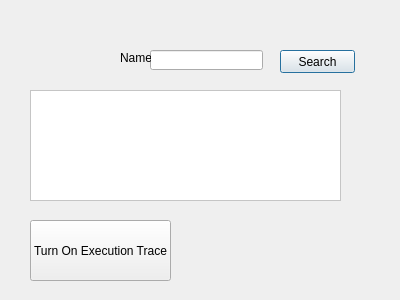
Above: SQLite_DB/maintanenceview.ui from drasoulm/CS3307 before the change. Below: the same form after it.
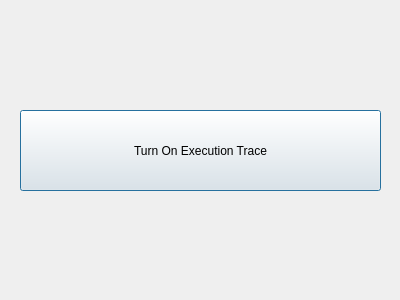
That is the form after the change.

Patch:
```diff
--- a/SQLite_DB/maintanenceview.ui
+++ b/SQLite_DB/maintanenceview.ui
@@ -16,474 +16,10 @@
   <widget class="QPushButton" name="searchBtn">
    <property name="geometry">
     <rect>
-     <x>280</x>
-     <y>50</y>
-     <width>75</width>
-     <height>23</height>
-    </rect>
-   </property>
-   <property name="text">
-    <string>Search</string>
-   </property>
-  </widget>
-  <widget class="QLineEdit" name="nameIn">
-   <property name="geometry">
-    <rect>
-     <x>150</x>
-     <y>50</y>
-     <width>113</width>
-     <height>20</height>
-    </rect>
-   </property>
-  </widget>
-  <widget class="QLabel" name="label">
-   <property name="geometry">
-    <rect>
-     <x>120</x>
-     <y>50</y>
-     <width>31</width>
-     <height>16</height>
-    </rect>
-   </property>
-   <property name="text">
-    <string>Name</string>
-   </property>
-  </widget>
-  <widget class="QTableView" name="tableView">
-   <property name="enabled">
-    <bool>false</bool>
-   </property>
-   <property name="geometry">
-    <rect>
-     <x>30</x>
-     <y>90</y>
-     <width>311</width>
-     <height>111</height>
-    </rect>
-   </property>
-   <property name="palette">
-    <palette>
-     <active>
-      <colorrole role="WindowText">
-       <brush brushstyle="SolidPattern">
-        <color alpha="255">
-         <red>0</red>
-         <green>0</green>
-         <blue>0</blue>
-        </color>
-       </brush>
-      </colorrole>
-      <colorrole role="Button">
-       <brush brushstyle="SolidPattern">
-        <color alpha="255">
-         <red>255</red>
-         <green>255</green>
-         <blue>255</blue>
-        </color>
-       </brush>
-      </colorrole>
-      <colorrole role="Light">
-       <brush brushstyle="SolidPattern">
-        <color alpha="255">
-         <red>255</red>
-         <green>255</green>
-         <blue>255</blue>
-        </color>
-       </brush>
-      </colorrole>
-      <colorrole role="Midlight">
-       <brush brushstyle="SolidPattern">
-        <color alpha="255">
-         <red>255</red>
-         <green>255</green>
-         <blue>255</blue>
-        </color>
-       </brush>
-      </colorrole>
-      <colorrole role="Dark">
-       <brush brushstyle="SolidPattern">
-        <color alpha="255">
-         <red>127</red>
-         <green>127</green>
-         <blue>127</blue>
-        </color>
-       </brush>
-      </colorrole>
-      <colorrole role="Mid">
-       <brush brushstyle="SolidPattern">
-        <color alpha="255">
-         <red>170</red>
-         <green>170</green>
-         <blue>170</blue>
-        </color>
-       </brush>
-      </colorrole>
-      <colorrole role="Text">
-       <brush brushstyle="SolidPattern">
-        <color alpha="255">
-         <red>0</red>
-         <green>0</green>
-         <blue>0</blue>
-        </color>
-       </brush>
-      </colorrole>
-      <colorrole role="BrightText">
-       <brush brushstyle="SolidPattern">
-        <color alpha="255">
-         <red>255</red>
-         <green>255</green>
-         <blue>255</blue>
-        </color>
-       </brush>
-      </colorrole>
-      <colorrole role="ButtonText">
-       <brush brushstyle="SolidPattern">
-        <color alpha="255">
-         <red>0</red>
-         <green>0</green>
-         <blue>0</blue>
-        </color>
-       </brush>
-      </colorrole>
-      <colorrole role="Base">
-       <brush brushstyle="SolidPattern">
-        <color alpha="255">
-         <red>255</red>
-         <green>255</green>
-         <blue>255</blue>
-        </color>
-       </brush>
-      </colorrole>
-      <colorrole role="Window">
-       <brush brushstyle="SolidPattern">
-        <color alpha="255">
-         <red>255</red>
-         <green>255</green>
-         <blue>255</blue>
-        </color>
-       </brush>
-      </colorrole>
-      <colorrole role="Shadow">
-       <brush brushstyle="SolidPattern">
-        <color alpha="255">
-         <red>0</red>
-         <green>0</green>
-         <blue>0</blue>
-        </color>
-       </brush>
-      </colorrole>
-      <colorrole role="AlternateBase">
-       <brush brushstyle="SolidPattern">
-        <color alpha="255">
-         <red>255</red>
-         <green>255</green>
-         <blue>255</blue>
-        </color>
-       </brush>
-      </colorrole>
-      <colorrole role="ToolTipBase">
-       <brush brushstyle="SolidPattern">
-        <color alpha="255">
-         <red>255</red>
-         <green>255</green>
-         <blue>220</blue>
-        </color>
-       </brush>
-      </colorrole>
-      <colorrole role="ToolTipText">
-       <brush brushstyle="SolidPattern">
-        <color alpha="255">
-         <red>0</red>
-         <green>0</green>
-         <blue>0</blue>
-        </color>
-       </brush>
-      </colorrole>
-     </active>
-     <inactive>
-      <colorrole role="WindowText">
-       <brush brushstyle="SolidPattern">
-        <color alpha="255">
-         <red>0</red>
-         <green>0</green>
-         <blue>0</blue>
-        </color>
-       </brush>
-      </colorrole>
-      <colorrole role="Button">
-       <brush brushstyle="SolidPattern">
-        <color alpha="255">
-         <red>255</red>
-         <green>255</green>
-         <blue>255</blue>
-        </color>
-       </brush>
-      </colorrole>
-      <colorrole role="Light">
-       <brush brushstyle="SolidPattern">
-        <color alpha="255">
-         <red>255</red>
-         <green>255</green>
-         <blue>255</blue>
-        </color>
-       </brush>
-      </colorrole>
-      <colorrole role="Midlight">
-       <brush brushstyle="SolidPattern">
-        <color alpha="255">
-         <red>255</red>
-         <green>255</green>
-         <blue>255</blue>
-        </color>
-       </brush>
-      </colorrole>
-      <colorrole role="Dark">
-       <brush brushstyle="SolidPattern">
-        <color alpha="255">
-         <red>127</red>
-         <green>127</green>
-         <blue>127</blue>
-        </color>
-       </brush>
-      </colorrole>
-      <colorrole role="Mid">
-       <brush brushstyle="SolidPattern">
-        <color alpha="255">
-         <red>170</red>
-         <green>170</green>
-         <blue>170</blue>
-        </color>
-       </brush>
-      </colorrole>
-      <colorrole role="Text">
-       <brush brushstyle="SolidPattern">
-        <color alpha="255">
-         <red>0</red>
-         <green>0</green>
-         <blue>0</blue>
-        </color>
-       </brush>
-      </colorrole>
-      <colorrole role="BrightText">
-       <brush brushstyle="SolidPattern">
-        <color alpha="255">
-         <red>255</red>
-         <green>255</green>
-         <blue>255</blue>
-        </color>
-       </brush>
-      </colorrole>
-      <colorrole role="ButtonText">
-       <brush brushstyle="SolidPattern">
-        <color alpha="255">
-         <red>0</red>
-         <green>0</green>
-         <blue>0</blue>
-        </color>
-       </brush>
-      </colorrole>
-      <colorrole role="Base">
-       <brush brushstyle="SolidPattern">
-        <color alpha="255">
-         <red>255</red>
-         <green>255</green>
-         <blue>255</blue>
-        </color>
-       </brush>
-      </colorrole>
-      <colorrole role="Window">
-       <brush brushstyle="SolidPattern">
-        <color alpha="255">
-         <red>255</red>
-         <green>255</green>
-         <blue>255</blue>
-        </color>
-       </brush>
-      </colorrole>
-      <colorrole role="Shadow">
-       <brush brushstyle="SolidPattern">
-        <color alpha="255">
-         <red>0</red>
-         <green>0</green>
-         <blue>0</blue>
-        </color>
-       </brush>
-      </colorrole>
-      <colorrole role="AlternateBase">
-       <brush brushstyle="SolidPattern">
-        <color alpha="255">
-         <red>255</red>
-         <green>255</green>
-         <blue>255</blue>
-        </color>
-       </brush>
-      </colorrole>
-      <colorrole role="ToolTipBase">
-       <brush brushstyle="SolidPattern">
-        <color alpha="255">
-         <red>255</red>
-         <green>255</green>
-         <blue>220</blue>
-        </color>
-       </brush>
-      </colorrole>
-      <colorrole role="ToolTipText">
-       <brush brushstyle="SolidPattern">
-        <color alpha="255">
-         <red>0</red>
-         <green>0</green>
-         <blue>0</blue>
-        </color>
-       </brush>
-      </colorrole>
-     </inactive>
-     <disabled>
-      <colorrole role="WindowText">
-       <brush brushstyle="SolidPattern">
-        <color alpha="255">
-         <red>127</red>
-         <green>127</green>
-         <blue>127</blue>
-        </color>
-       </brush>
-      </colorrole>
-      <colorrole role="Button">
-       <brush brushstyle="SolidPattern">
-        <color alpha="255">
-         <red>255</red>
-         <green>255</green>
-         <blue>255</blue>
-        </color>
-       </brush>
-      </colorrole>
-      <colorrole role="Light">
-       <brush brushstyle="SolidPattern">
-        <color alpha="255">
-         <red>255</red>
-         <green>255</green>
-         <blue>255</blue>
-        </color>
-       </brush>
-      </colorrole>
-      <colorrole role="Midlight">
-       <brush brushstyle="SolidPattern">
-        <color alpha="255">
-         <red>255</red>
-         <green>255</green>
-         <blue>255</blue>
-        </color>
-       </brush>
-      </colorrole>
-      <colorrole role="Dark">
-       <brush brushstyle="SolidPattern">
-        <color alpha="255">
-         <red>127</red>
-         <green>127</green>
-         <blue>127</blue>
-        </color>
-       </brush>
-      </colorrole>
-      <colorrole role="Mid">
-       <brush brushstyle="SolidPattern">
-        <color alpha="255">
-         <red>170</red>
-         <green>170</green>
-         <blue>170</blue>
-        </color>
-       </brush>
-      </colorrole>
-      <colorrole role="Text">
-       <brush brushstyle="SolidPattern">
-        <color alpha="255">
-         <red>127</red>
-         <green>127</green>
-         <blue>127</blue>
-        </color>
-       </brush>
-      </colorrole>
-      <colorrole role="BrightText">
-       <brush brushstyle="SolidPattern">
-        <color alpha="255">
-         <red>255</red>
-         <green>255</green>
-         <blue>255</blue>
-        </color>
-       </brush>
-      </colorrole>
-      <colorrole role="ButtonText">
-       <brush brushstyle="SolidPattern">
-        <color alpha="255">
-         <red>127</red>
-         <green>127</green>
-         <blue>127</blue>
-        </color>
-       </brush>
-      </colorrole>
-      <colorrole role="Base">
-       <brush brushstyle="SolidPattern">
-        <color alpha="255">
-         <red>255</red>
-         <green>255</green>
-         <blue>255</blue>
-        </color>
-       </brush>
-      </colorrole>
-      <colorrole role="Window">
-       <brush brushstyle="SolidPattern">
-        <color alpha="255">
-         <red>255</red>
-         <green>255</green>
-         <blue>255</blue>
-        </color>
-       </brush>
-      </colorrole>
-      <colorrole role="Shadow">
-       <brush brushstyle="SolidPattern">
-        <color alpha="255">
-         <red>0</red>
-         <green>0</green>
-         <blue>0</blue>
-        </color>
-       </brush>
-      </colorrole>
-      <colorrole role="AlternateBase">
-       <brush brushstyle="SolidPattern">
-        <color alpha="255">
-         <red>255</red>
-         <green>255</green>
-         <blue>255</blue>
-        </color>
-       </brush>
-      </colorrole>
-      <colorrole role="ToolTipBase">
-       <brush brushstyle="SolidPattern">
-        <color alpha="255">
-         <red>255</red>
-         <green>255</green>
-         <blue>220</blue>
-        </color>
-       </brush>
-      </colorrole>
-      <colorrole role="ToolTipText">
-       <brush brushstyle="SolidPattern">
-        <color alpha="255">
-         <red>0</red>
-         <green>0</green>
-         <blue>0</blue>
-        </color>
-       </brush>
-      </colorrole>
-     </disabled>
-    </palette>
-   </property>
-  </widget>
-  <widget class="QPushButton" name="pushButton">
-   <property name="geometry">
-    <rect>
-     <x>30</x>
-     <y>220</y>
-     <width>141</width>
-     <height>61</height>
+     <x>20</x>
+     <y>110</y>
+     <width>361</width>
+     <height>81</height>
     </rect>
    </property>
    <property name="text">
```
Left out of the diff: 2 changed lines with no effect on the pictures.
